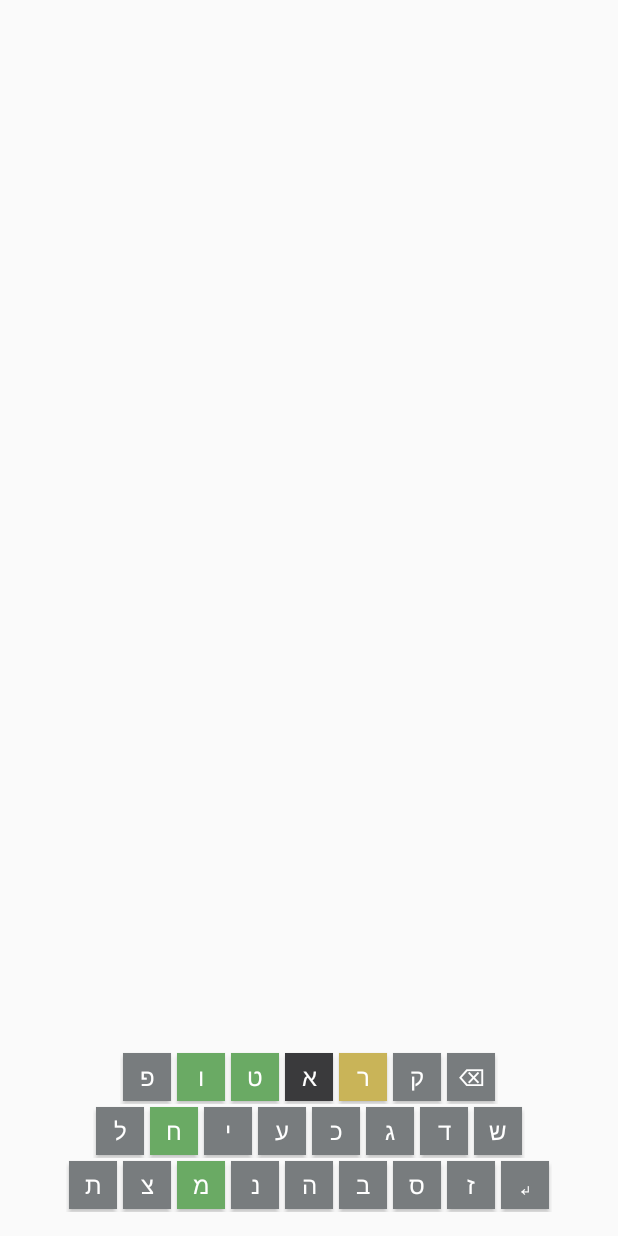
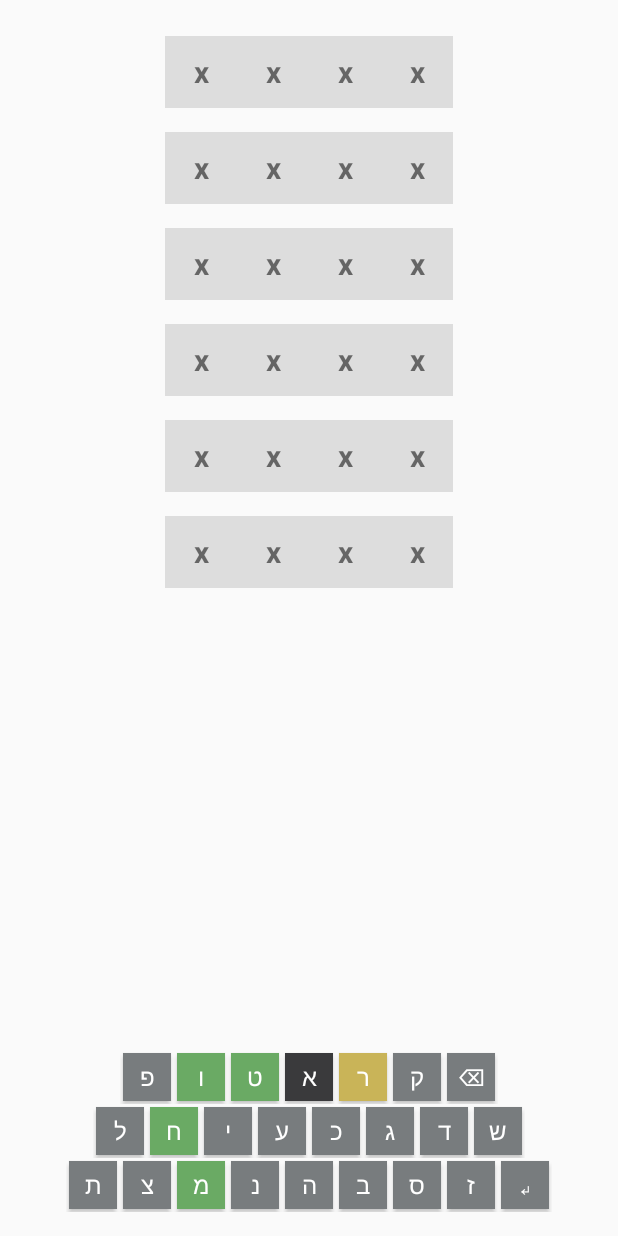
Before and after one commit to talhinski/wordleApp, an Android app: the screen it shows after launch (MainActivity), on a phone screen of 412 x 824 dp. Run offline under Robolectric (Android 15) with nearby library versions, the phone set to English and light mode, and no system bars; our stand-ins replace data binding.

Commit message:
Add CellComponent and GameRowComponent for Wordle game; implement data binding and UI updates

```diff
--- a/app/src/main/java/com/hinski/wordelapplication/model/CharResult.java
+++ b/app/src/main/java/com/hinski/wordelapplication/model/CharResult.java
@@ -5,7 +5,7 @@ import androidx.databinding.ObservableField;
 import java.util.Objects;
 
 public class CharResult {
-    public final ObservableField<Character> letter = new ObservableField<>('\0');
+    public final ObservableField<Character> letter = new ObservableField<>('X');
     public final ObservableField<LetterResult> result = new ObservableField<>(LetterResult.EMPTY);
 
 
--- a/app/src/main/java/com/hinski/wordelapplication/model/Guess.java
+++ b/app/src/main/java/com/hinski/wordelapplication/model/Guess.java
@@ -6,10 +6,12 @@ import androidx.databinding.ObservableList;
 import java.util.List;
 
 public class Guess {
-    public final ObservableList<CharResult> charResults  = new ObservableArrayList<>();
+    public final ObservableList<CharResult> charResults = new ObservableArrayList<>();
 
     public Guess() {
-
+        for (int i = 0; i < 4; i++) {
+            charResults.add(new CharResult('x', LetterResult.EMPTY));
+        }
     }
 
     public Guess(ObservableList<CharResult> charResults) {
--- /dev/null
+++ b/app/src/main/java/com/hinski/wordelapplication/view/CellComponent.java
@@ -0,0 +1,36 @@
+package com.hinski.wordelapplication.view;
+
+import android.content.Context;
+import android.util.AttributeSet;
+import android.view.LayoutInflater;
+import android.widget.FrameLayout;
+
+import androidx.annotation.NonNull;
+
+import com.hinski.wordelapplication.databinding.ComponentCellBinding;
+import com.hinski.wordelapplication.model.CharResult;
+
+
+public class CellComponent extends FrameLayout {
+
+    private ComponentCellBinding binding;
+
+
+    public CellComponent(Context context, AttributeSet attrs) {
+        super(context, attrs);
+        initialize(context);
+
+    }
+
+    private void initialize(@NonNull Context context) {
+        LayoutInflater inflater = (LayoutInflater) context.getSystemService(Context.LAYOUT_INFLATER_SERVICE);
+        binding = ComponentCellBinding.inflate(inflater, this, true);
+
+    }
+
+    public void bind(CharResult charResult) {
+        binding.setCell(charResult);
+    }
+
+
+}
--- a/app/src/main/java/com/hinski/wordelapplication/view/GameBoardFragment.java
+++ b/app/src/main/java/com/hinski/wordelapplication/view/GameBoardFragment.java
@@ -4,22 +4,40 @@ import android.os.Bundle;
 import android.view.LayoutInflater;
 import android.view.View;
 import android.view.ViewGroup;
+
+import androidx.annotation.NonNull;
+import androidx.annotation.Nullable;
 import androidx.fragment.app.Fragment;
 import androidx.lifecycle.ViewModelProvider;
+
 import com.hinski.wordelapplication.databinding.FragmentGameBoardBinding;
+import com.hinski.wordelapplication.model.Guess;
 import com.hinski.wordelapplication.viewmodel.GameViewModel;
 
 public class GameBoardFragment extends Fragment {
 
     private FragmentGameBoardBinding binding;
-    private GameViewModel viewModel;
+    private GameViewModel gameViewModel;
+
+    @Nullable
+    @Override
+    public View onCreateView(@NonNull LayoutInflater inflater, @Nullable ViewGroup container, @Nullable Bundle savedInstanceState) {
+        binding = FragmentGameBoardBinding.inflate(inflater, container, false);
+        return binding.getRoot();
+    }
 
     @Override
-    public View onCreateView(LayoutInflater inflater, ViewGroup container, Bundle savedInstanceState) {
-        binding = FragmentGameBoardBinding.inflate(inflater, container, false);
-        viewModel = new ViewModelProvider(requireActivity()).get(GameViewModel.class);
-        binding.setViewModel(viewModel);
-        binding.setLifecycleOwner(this);
-        return binding.getRoot();
+    public void onViewCreated(@NonNull View view, @Nullable Bundle savedInstanceState) {
+        super.onViewCreated(view, savedInstanceState);
+        gameViewModel = new ViewModelProvider(requireActivity()).get(GameViewModel.class);
+
+        gameViewModel.attempts.observe(getViewLifecycleOwner(), attempts -> {
+            binding.gameBoard.removeAllViews(); // Clear existing rows
+            for (Guess guess : attempts) {
+                GameRowComponent gameRowComponent = new GameRowComponent(getContext(), null);
+                gameRowComponent.bind(guess);
+                binding.gameBoard.addView(gameRowComponent);
+            }
+        });
     }
 }
--- a/app/src/main/java/com/hinski/wordelapplication/view/GameRowComponent.java
+++ b/app/src/main/java/com/hinski/wordelapplication/view/GameRowComponent.java
@@ -4,14 +4,14 @@ import android.content.Context;
 import android.util.AttributeSet;
 import android.view.LayoutInflater;
 import android.widget.LinearLayout;
+
 import com.hinski.wordelapplication.databinding.ComponentGameRowBinding;
-import com.hinski.wordelapplication.model.LetterResult;
-
-import java.util.List;
+import com.hinski.wordelapplication.model.Guess;
 
 public class GameRowComponent extends LinearLayout {
 
     private ComponentGameRowBinding binding;
+
 
     public GameRowComponent(Context context, AttributeSet attrs) {
         super(context, attrs);
@@ -23,7 +23,15 @@ public class GameRowComponent extends LinearLayout {
         binding = ComponentGameRowBinding.inflate(inflater, this, true);
     }
 
-    public void bind(String word, List<LetterResult> results) {
-        // Bind word and results to the UI
+    public void bind(Guess guess) {
+
+        binding.gameRowRoot.removeAllViews(); // Clear any existing views
+
+        LayoutInflater inflater = LayoutInflater.from(getContext());
+        for (int i = 0; i < guess.getCharResults().size(); i++) {
+            CellComponent cellComponent = new CellComponent(getContext(), null);
+            cellComponent.bind(guess.getCharResults().get(i));
+            binding.gameRowRoot.addView(cellComponent);
+        }
     }
 }
--- /dev/null
+++ b/app/src/main/res/layout/component_cell.xml
@@ -0,0 +1,21 @@
+<?xml version="1.0" encoding="utf-8"?>
+<layout xmlns:android="http://schemas.android.com/apk/res/android"
+    xmlns:tools="http://schemas.android.com/tools">
+
+    <data>
+        <variable
+            name="cell"
+            type="com.hinski.wordelapplication.model.CharResult" />
+    </data>
+
+
+    <TextView
+        android:layout_width="48dp"
+        android:layout_height="48dp"
+        android:background="@{cell.backgroundColor}"
+        android:gravity="center"
+        android:text="@{cell.letter.toString()}"
+        android:textSize="20sp"
+        android:textStyle="bold"
+        tools:text="A" />
+</layout>
--- a/app/src/main/res/layout/component_game_row.xml
+++ b/app/src/main/res/layout/component_game_row.xml
@@ -1,12 +1,22 @@
 <?xml version="1.0" encoding="utf-8"?>
 <layout xmlns:android="http://schemas.android.com/apk/res/android">
+
     <data>
         <!-- Data binding variables if needed -->
     </data>
+
     <LinearLayout
+        android:id="@+id/gameRowRoot"
+        android:baselineAligned="false"
+        android:layout_width="match_parent"
+        android:layout_height="wrap_content"
+        android:layout_margin="4dp"
+        android:gravity="center"
         android:orientation="horizontal"
-        android:layout_width="match_parent"
-        android:layout_height="wrap_content">
-        <!-- Letter views will be added here -->
+        android:backgroundTint="@color/black"
+        android:padding="4dp"
+        android:minHeight="48dp"
+        android:weightSum="5">
+
     </LinearLayout>
 </layout>
--- a/app/src/main/res/layout/fragment_game_board.xml
+++ b/app/src/main/res/layout/fragment_game_board.xml
@@ -6,6 +6,7 @@
             type="com.hinski.wordelapplication.viewmodel.GameViewModel" />
     </data>
     <LinearLayout
+        android:id="@+id/game_board"
         android:orientation="vertical"
         android:layout_width="match_parent"
         android:layout_height="match_parent">
--- a/app/src/main/res/layout/wordle_row.xml
+++ b/app/src/main/res/layout/wordle_row.xml
@@ -17,6 +17,7 @@
         android:orientation="horizontal">
 
         <include
+            android:background="@color/black"
             layout="@layout/fragment_cell"
             android:id="@+id/fragment_cell_1"
             app:cell="@{guess.charResults.get(0)}"
--- /dev/null
+++ b/app/src/main/res/values-night/styles.xml
@@ -0,0 +1,4 @@
+<resources>
+
+
+</resources>
--- a/app/src/main/res/values/colors.xml
+++ b/app/src/main/res/values/colors.xml
@@ -10,5 +10,9 @@
     <color name="keyboard_default">#787C7E</color> <!-- Default gray -->
     <color name="correct">#6AAA64</color> <!-- Green for correct letters -->
     <color name="misplaced">#C9B458</color> <!-- Yellow for misplaced letters -->
-    <color name="incorrect">#3A3A3C</color> <!-- Dark gray for incorrect letters -->
+    <color name="incorrect">#3A3A3C</color>
+    <color name="light_blue_400">#FF29B6F6</color>
+    <color name="light_blue_600">#FF039BE5</color>
+    <color name="gray_400">#FFBDBDBD</color>
+    <color name="gray_600">#FF757575</color> <!-- Dark gray for incorrect letters -->
 </resources>
--- a/app/src/main/res/values/styles.xml
+++ b/app/src/main/res/values/styles.xml
@@ -7,8 +7,7 @@
     </style>
 
 
-    <style name="Theme.WordelApplication" parent="Base.Theme.WordelApplication">
-    </style>
+    <style name="Theme.WordelApplication" parent="Base.Theme.WordelApplication"></style>
 
     <style name="KeyboardButton" parent="Widget.AppCompat.Button">
         <item name="android:layout_width">32dp</item>
@@ -20,4 +19,6 @@
         <item name="android:padding">2dp</item>
         <item name="android:layout_margin">2dp</item>
     </style>
+
+
 </resources>
```
Also changed, not shown: app/src/main/java/com/hinski/wordelapplication/model/WordleGame.java (+10 -6 lines), app/src/main/java/com/hinski/wordelapplication/viewmodel/GameViewModel.java (+8 -1 lines), app/src/main/res/layout/fragment_cell.xml (+8 -1 lines), app/src/main/res/values/attrs_cell_component.xml (added, +8 -0 lines).
